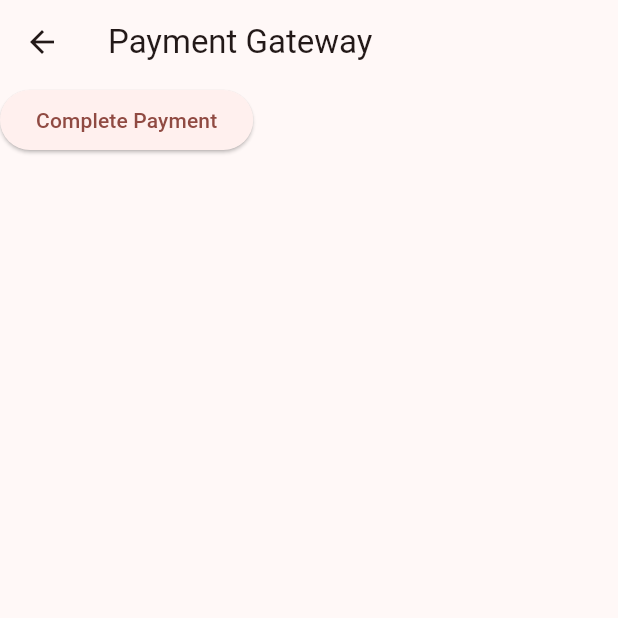
After one commit to narimetisaigopi/flutter_batch_2024_jan, a Flutter app: the RazorpaySubscription screen opened directly, on a phone screen of 412 x 824 dp, the top half of it. The commit adds this screen. Run offline on Flutter 3.47's test engine with Material 3 defaults, Android fonts, the phone set to English and light mode, and no system bars; our stand-ins replace cached_network_image, easy_localization, fluttertoast, google_fonts, image_picker, shared_preferences; missing offline and left inert: razorpay_flutter; accounts and stored records are empty; network calls fail.

Commit message:
payment and sharedprefere

```diff
--- a/lib/constants.dart
+++ b/lib/constants.dart
@@ -4,6 +4,12 @@ class Constants {
   static const double largeDeviceFontSize = 24;
   static const double webDeviceFontSize = 30;
 
+  static const String website = "https://dummyapi.online";
+  // developement
+  static const String baseApiURL = "https://dummyapi.online/api";
+  static const String moviesApi = "$baseApiURL/movies";
+
+
   // mobile,desktop
   // mobile < 720
   // desktop >= 720
--- /dev/null
+++ b/lib/screens/razorpay_subscription.dart
@@ -0,0 +1,72 @@
+import 'package:flutter/material.dart';
+import 'package:fluttertoast/fluttertoast.dart';
+import 'package:razorpay_flutter/razorpay_flutter.dart';
+
+class RazorpaySubscription extends StatefulWidget {
+  const RazorpaySubscription({super.key});
+
+  @override
+  State<RazorpaySubscription> createState() => _RazorpaySubscriptionState();
+}
+
+class _RazorpaySubscriptionState extends State<RazorpaySubscription> {
+  var _razorpay = Razorpay();
+  Map<String, dynamic> options = {};
+  @override
+  void initState() {
+    options = {
+      'key': 'rzp_test_DzUq9La0FlTeIu',
+      'amount': 300 * 100,
+      'name': 'sai academy',
+      'description': 'Flutter & Dart classes',
+      'prefill': {
+        'contact': '9876543210',
+        'email': 'sai@gmail.com'
+      } // user details here
+    };
+
+    _razorpay.on(Razorpay.EVENT_PAYMENT_SUCCESS, _handlePaymentSuccess);
+    _razorpay.on(Razorpay.EVENT_PAYMENT_ERROR, _handlePaymentError);
+    _razorpay.on(Razorpay.EVENT_EXTERNAL_WALLET, _handleExternalWallet);
+    // TODO: implement initState
+    super.initState();
+  }
+
+  @override
+  Widget build(BuildContext context) {
+    return Scaffold(
+      appBar: AppBar(
+        title: Text("Payment Gateway"),
+      ),
+      body: Column(children: [
+        ElevatedButton(
+            onPressed: () {
+              _razorpay.open(options);
+            },
+            child: Text("Complete Payment"))
+      ]),
+    );
+  }
+
+  void _handlePaymentSuccess(PaymentSuccessResponse response) {
+    // Do something when payment succeeds
+    print("_handlePaymentSuccess");
+    // response.paymentId
+    //response.data
+    Fluttertoast.showToast(msg: "_handlePaymentSuccess");
+    // api call
+  }
+
+  void _handlePaymentError(PaymentFailureResponse response) {
+    // Do something when payment fails
+    print("_handlePaymentError");
+    Fluttertoast.showToast(msg: "_handlePaymentError");
+    // api calls
+  }
+
+  void _handleExternalWallet(ExternalWalletResponse response) {
+    // Do something when an external wallet was selected
+    print("_handleExternalWallet");
+    Fluttertoast.showToast(msg: "_handleExternalWallet");
+  }
+}
--- a/pubspec.yaml
+++ b/pubspec.yaml
@@ -42,6 +42,9 @@ dependencies:
   fluttertoast: ^8.2.4
   easy_localization: ^3.0.3
   http: ^1.2.0
+  url_launcher: ^6.2.4
+  shared_preferences: ^2.2.2
+  razorpay_flutter: ^1.3.6
 
 dev_dependencies:
   flutter_test:
```
Also changed, not shown: lib/main.dart (+16 -12 lines), lib/models/movie_model.dart (added, +32 -0 lines), lib/networks/movies_apis.dart (added, +26 -0 lines), lib/screens/api/movies_list_screen.dart (added, +137 -0 lines), lib/screens/change_langauge_screen.dart (+6 -1 lines), lib/screens/dashboard_screen.dart (+38 -4 lines), lib/screens/login_screen.dart (+17 -10 lines), lib/screens/registration_screen.dart (+6 -2 lines), lib/screens/splash_screen.dart (+23 -6 lines), lib/utilities/shared_preferance_utils.dart (added, +29 -0 lines), pubspec.lock, 5 other files.
